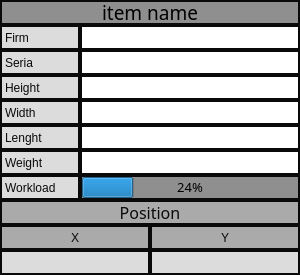
The window that System_Item.ui (Nagito129/-) describes before a commit, drawn with Qt 5.
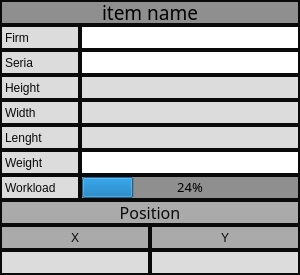
The same window after the commit.

```diff
--- a/System_Item.ui
+++ b/System_Item.ui
@@ -228,27 +228,6 @@
         </property>
        </widget>
       </item>
-      <item row="2" column="1">
-       <widget class="QLineEdit" name="Height_Edit">
-        <property name="minimumSize">
-         <size>
-          <width>220</width>
-          <height>25</height>
-         </size>
-        </property>
-        <property name="maximumSize">
-         <size>
-          <width>0</width>
-          <height>0</height>
-         </size>
-        </property>
-        <property name="styleSheet">
-         <string notr="true">font: 900 10pt &quot;Segoe UI Black&quot;;
-color: rgb(10, 10, 10);
-background-color: rgb(255, 255, 255);</string>
-        </property>
-       </widget>
-      </item>
       <item row="3" column="0">
        <widget class="QLabel" name="Width">
         <property name="minimumSize">
@@ -273,27 +252,6 @@
         </property>
        </widget>
       </item>
-      <item row="3" column="1">
-       <widget class="QLineEdit" name="Width_Edit">
-        <property name="minimumSize">
-         <size>
-          <width>220</width>
-          <height>25</height>
-         </size>
-        </property>
-        <property name="maximumSize">
-         <size>
-          <width>0</width>
-          <height>0</height>
-         </size>
-        </property>
-        <property name="styleSheet">
-         <string notr="true">font: 900 10pt &quot;Segoe UI Black&quot;;
-color: rgb(10, 10, 10);
-background-color: rgb(255, 255, 255);</string>
-        </property>
-       </widget>
-      </item>
       <item row="4" column="0">
        <widget class="QLabel" name="Lenght">
         <property name="minimumSize">
@@ -318,27 +276,6 @@
         </property>
        </widget>
       </item>
-      <item row="4" column="1">
-       <widget class="QLineEdit" name="Lenght_Edit">
-        <property name="minimumSize">
-         <size>
-          <width>220</width>
-          <height>25</height>
-         </size>
-        </property>
-        <property name="maximumSize">
-         <size>
-          <width>0</width>
-          <height>0</height>
-         </size>
-        </property>
-        <property name="styleSheet">
-         <string notr="true">font: 900 10pt &quot;Segoe UI Black&quot;;
-color: rgb(10, 10, 10);
-background-color: rgb(255, 255, 255);</string>
-        </property>
-       </widget>
-      </item>
       <item row="5" column="0">
        <widget class="QLabel" name="Volume">
         <property name="minimumSize">
@@ -442,6 +379,42 @@
         </property>
        </widget>
       </item>
+      <item row="2" column="1">
+       <widget class="QLabel" name="Height_L">
+        <property name="styleSheet">
+         <string notr="true">font: 900 12pt &quot;Segoe UI Black&quot;;
+color: rgb(10, 10, 10);
+background-color: rgb(220, 220, 220);</string>
+        </property>
+        <property name="text">
+         <string/>
+        </property>
+       </widget>
+      </item>
+      <item row="3" column="1">
+       <widget class="QLabel" name="Width_L">
+        <property name="styleSheet">
+         <string notr="true">font: 900 12pt &quot;Segoe UI Black&quot;;
+color: rgb(10, 10, 10);
+background-color: rgb(220, 220, 220);</string>
+        </property>
+        <property name="text">
+         <string/>
+        </property>
+       </widget>
+      </item>
+      <item row="4" column="1">
+       <widget class="QLabel" name="Lenght_L">
+        <property name="styleSheet">
+         <string notr="true">font: 900 12pt &quot;Segoe UI Black&quot;;
+color: rgb(10, 10, 10);
+background-color: rgb(220, 220, 220);</string>
+        </property>
+        <property name="text">
+         <string/>
+        </property>
+       </widget>
+      </item>
      </layout>
     </widget>
    </item>
```
Left out of the diff: 2 changed lines with no effect on the pictures.
